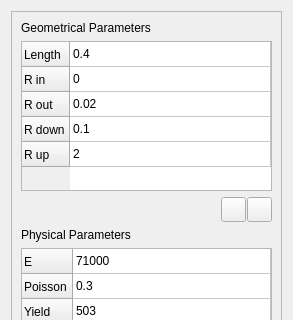
OpenDigitalTwin-Dev/FENGSim, file starter/FENGSim/Pipe/PipeDockWidget.ui: the form before one commit; both pictures show x 0 to 293 and y 0 to 320 of the 293 by 530 pixel window.
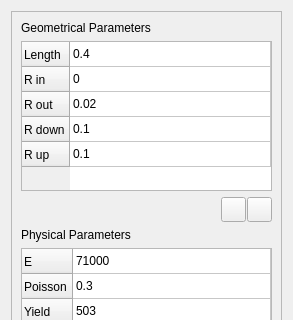
The form after the commit. Icons and pictures are not drawn.

Diff of the .ui file:
```diff
--- a/starter/FENGSim/Pipe/PipeDockWidget.ui
+++ b/starter/FENGSim/Pipe/PipeDockWidget.ui
@@ -139,7 +139,7 @@
         </item>
         <item row="4" column="0">
          <property name="text">
-          <string>2</string>
+          <string>0.1</string>
          </property>
         </item>
        </widget>
```
Left out of the diff: 2 changed lines with no effect on the pictures.
